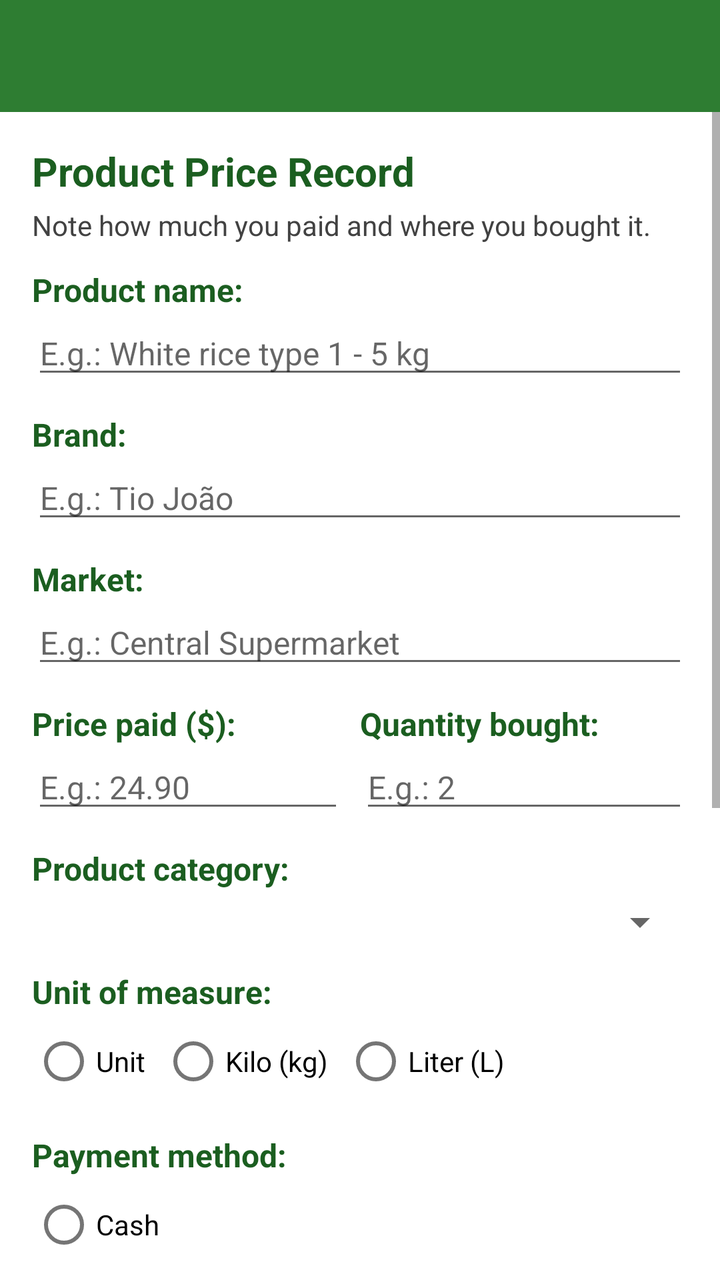
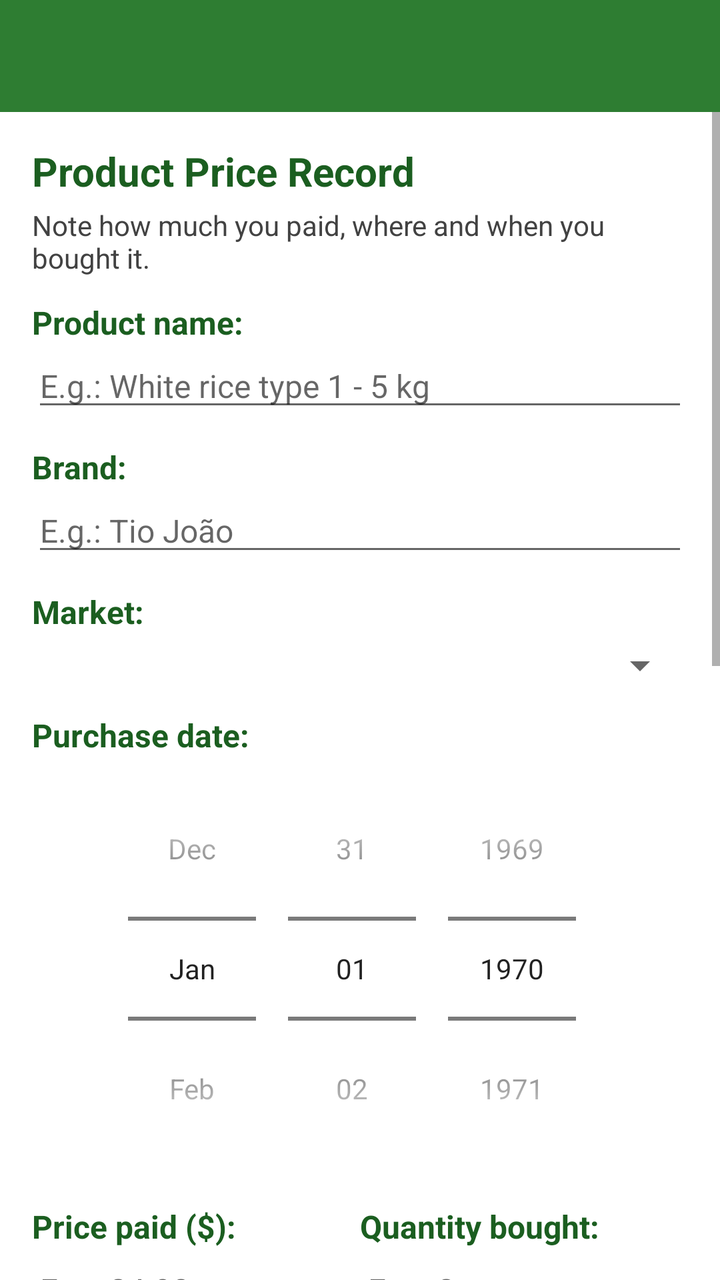

An Android layout rendered at two revisions. The XML below is the earlier revision; the diff shows what the commit changed to produce the second picture.
<!-- AndroidManifest.xml: application theme Theme.MeuPreco -->
<!-- res/layout/activity_cadastro_preco.xml -->
<?xml version="1.0" encoding="utf-8"?>
<LinearLayout xmlns:android="http://schemas.android.com/apk/res/android"
    xmlns:app="http://schemas.android.com/apk/res-auto"
    android:id="@+id/raiz"
    android:layout_width="match_parent"
    android:layout_height="match_parent"
    android:orientation="vertical">

    
    <androidx.appcompat.widget.Toolbar
        android:id="@+id/toolbar"
        android:layout_width="match_parent"
        android:layout_height="wrap_content"
        android:background="@color/verde_500"
        android:minHeight="?attr/actionBarSize"
        app:titleTextColor="@color/branco" />

    <ScrollView
        android:id="@+id/scrollFormulario"
        android:layout_width="match_parent"
        android:layout_height="0dp"
        android:layout_weight="1"
        android:clipToPadding="false"
        android:fillViewport="true">

    <LinearLayout
        android:layout_width="match_parent"
        android:layout_height="wrap_content"
        android:orientation="vertical"
        android:padding="16dp">

        <TextView
            android:layout_width="match_parent"
            android:layout_height="wrap_content"
            android:text="@string/cabecalho"
            android:textColor="@color/verde_700"
            android:textSize="20sp"
            android:textStyle="bold" />

        <TextView
            android:layout_width="match_parent"
            android:layout_height="wrap_content"
            android:layout_marginTop="4dp"
            android:text="@string/subtitulo"
            android:textColor="@color/cinza_texto"
            android:textSize="14sp" />

        
        <TextView
            style="@style/RotuloCampo"
            android:text="@string/label_produto" />

        <EditText
            android:id="@+id/editProduto"
            style="@style/CampoTexto"
            android:hint="@string/hint_produto"
            android:importantForAutofill="no"
            android:inputType="textCapSentences"
            android:maxLines="1" />

        
        <TextView
            style="@style/RotuloCampo"
            android:text="@string/label_marca" />

        <EditText
            android:id="@+id/editMarca"
            style="@style/CampoTexto"
            android:hint="@string/hint_marca"
            android:importantForAutofill="no"
            android:inputType="textCapWords"
            android:maxLines="1" />

        
        <TextView
            style="@style/RotuloCampo"
            android:text="@string/label_mercado" />

        <EditText
            android:id="@+id/editMercado"
            style="@style/CampoTexto"
            android:hint="@string/hint_mercado"
            android:importantForAutofill="no"
            android:inputType="textCapWords"
            android:maxLines="1" />

        
        <LinearLayout
            android:layout_width="match_parent"
            android:layout_height="wrap_content"
            android:orientation="horizontal">

            <LinearLayout
                android:layout_width="0dp"
                android:layout_height="wrap_content"
                android:layout_weight="1"
                android:orientation="vertical"
                android:paddingRight="8dp"
                android:paddingEnd="8dp">

                <TextView
                    style="@style/RotuloCampo"
                    android:text="@string/label_preco" />

                <EditText
                    android:id="@+id/editPreco"
                    style="@style/CampoTexto"
                    android:digits="0123456789.,"
                    android:hint="@string/hint_preco"
                    android:importantForAutofill="no"
                    android:inputType="numberDecimal"
                    android:maxLines="1" />
            </LinearLayout>

            <LinearLayout
                android:layout_width="0dp"
                android:layout_height="wrap_content"
                android:layout_weight="1"
                android:orientation="vertical">

                <TextView
                    style="@style/RotuloCampo"
                    android:text="@string/label_quantidade" />

                <EditText
                    android:id="@+id/editQuantidade"
                    style="@style/CampoTexto"
                    android:digits="0123456789.,"
                    android:hint="@string/hint_quantidade"
                    android:importantForAutofill="no"
                    android:inputType="numberDecimal"
                    android:maxLines="1" />
            </LinearLayout>
        </LinearLayout>

        
        <TextView
            style="@style/RotuloCampo"
            android:text="@string/label_categoria" />

        <Spinner
            android:id="@+id/spinnerCategoria"
            android:layout_width="match_parent"
            android:layout_height="wrap_content"
            android:layout_marginTop="4dp" />

        
        <TextView
            style="@style/RotuloCampo"
            android:text="@string/label_unidade" />

        <RadioGroup
            android:id="@+id/grupoUnidade"
            android:layout_width="match_parent"
            android:layout_height="wrap_content"
            android:orientation="horizontal">

            <RadioButton
                android:id="@+id/radioUnidade"
                android:layout_width="wrap_content"
                android:layout_height="wrap_content"
                android:text="@string/rb_unidade" />

            <RadioButton
                android:id="@+id/radioQuilo"
                android:layout_width="wrap_content"
                android:layout_height="wrap_content"
                android:layout_marginLeft="8dp"
                android:layout_marginStart="8dp"
                android:text="@string/rb_quilo" />

            <RadioButton
                android:id="@+id/radioLitro"
                android:layout_width="wrap_content"
                android:layout_height="wrap_content"
                android:layout_marginLeft="8dp"
                android:layout_marginStart="8dp"
                android:text="@string/rb_litro" />
        </RadioGroup>

        
        <TextView
            style="@style/RotuloCampo"
            android:text="@string/label_pagamento" />

        <RadioGroup
            android:id="@+id/grupoPagamento"
            android:layout_width="match_parent"
            android:layout_height="wrap_content"
            android:orientation="vertical">

            <RadioButton
                android:id="@+id/radioDinheiro"
                android:layout_width="wrap_content"
                android:layout_height="wrap_content"
                android:text="@string/rb_dinheiro" />

            <RadioButton
                android:id="@+id/radioCartao"
                android:layout_width="wrap_content"
                android:layout_height="wrap_content"
                android:text="@string/rb_cartao" />

            <RadioButton
                android:id="@+id/radioPix"
                android:layout_width="wrap_content"
                android:layout_height="wrap_content"
                android:text="@string/rb_pix" />
        </RadioGroup>

        
        <TextView
            style="@style/RotuloCampo"
            android:text="@string/label_opcoes" />

        <CheckBox
            android:id="@+id/checkPromocao"
            android:layout_width="wrap_content"
            android:layout_height="wrap_content"
            android:text="@string/cb_promocao" />

        <CheckBox
            android:id="@+id/checkFavorito"
            android:layout_width="wrap_content"
            android:layout_height="wrap_content"
            android:text="@string/cb_favorito" />

        <CheckBox
            android:id="@+id/checkLembrete"
            android:layout_width="wrap_content"
            android:layout_height="wrap_content"
            android:text="@string/cb_lembrete" />

        
        <TextView
            style="@style/RotuloCampo"
            android:text="@string/label_observacoes" />

        <EditText
            android:id="@+id/editObservacoes"
            style="@style/CampoTexto"
            android:gravity="top|start"
            android:hint="@string/hint_observacoes"
            android:importantForAutofill="no"
            android:inputType="textMultiLine|textCapSentences"
            android:lines="3" />

        

    </LinearLayout>
    </ScrollView>
</LinearLayout>
<!-- resources referenced by this layout -->
<resources>
  <color name="branco">#FFFFFFFF</color>
  <color name="cinza_texto">#FF424242</color>
  <color name="verde_500">#FF2E7D32</color>
  <color name="verde_700">#FF1B5E20</color>
  <string name="cabecalho">Product Price Record</string>
  <string name="cb_favorito">Favorite market</string>
  <string name="cb_lembrete">Notify when the price drops</string>
  <string name="cb_promocao">Promotional price</string>
  <string name="hint_marca">E.g.: Tio João</string>
  <string name="hint_mercado">E.g.: Central Supermarket</string>
  <string name="hint_observacoes">E.g.: promo valid until Sunday</string>
  <string name="hint_preco">E.g.: 24.90</string>
  <string name="hint_produto">E.g.: White rice type 1 - 5 kg</string>
  <string name="hint_quantidade">E.g.: 2</string>
  <string name="label_categoria">Product category:</string>
  <string name="label_marca">Brand:</string>
  <string name="label_mercado">Market:</string>
  <string name="label_observacoes">Notes:</string>
  <string name="label_opcoes">Additional options:</string>
  <string name="label_pagamento">Payment method:</string>
  <string name="label_preco">Price paid ($):</string>
  <string name="label_produto">Product name:</string>
  <string name="label_quantidade">Quantity bought:</string>
  <string name="label_unidade">Unit of measure:</string>
  <string name="rb_cartao">Card</string>
  <string name="rb_dinheiro">Cash</string>
  <string name="rb_litro">Liter (L)</string>
  <string name="rb_pix">Pix</string>
  <string name="rb_quilo">Kilo (kg)</string>
  <string name="rb_unidade">Unit</string>
  <string name="subtitulo">Note how much you paid and where you bought it.</string>
  <style name="CampoTexto">
          <item name="android:layout_width">match_parent</item>
          <item name="android:layout_height">wrap_content</item>
          <item name="android:textSize">16sp</item>
      </style>
  <style name="RotuloCampo">
          <item name="android:layout_width">match_parent</item>
          <item name="android:layout_height">wrap_content</item>
          <item name="android:layout_marginTop">12dp</item>
          <item name="android:textSize">16sp</item>
          <item name="android:textStyle">bold</item>
          <item name="android:textColor">@color/verde_700</item>
      </style>
  <style name="Theme.MeuPreco" parent="Theme.MaterialComponents.Light.NoActionBar">
          <item name="colorPrimary">@color/verde_500</item>
          <item name="colorPrimaryVariant">@color/verde_700</item>
          <item name="colorOnPrimary">@color/branco</item>
          <item name="colorSecondary">@color/laranja_500</item>
          <item name="colorSecondaryVariant">@color/laranja_500</item>
          <item name="colorOnSecondary">@color/branco</item>
  
          
          <item name="android:forceDarkAllowed" tools:targetApi="q">false</item>
  
          
          <item name="windowActionModeOverlay">true</item>
          <item name="actionModeBackground">@color/verde_500</item>
          <item name="actionModeCloseDrawable">@drawable/ic_clear</item>
          <item name="actionModeStyle">@style/ActionModeVerde</item>
      </style>
  <color name="laranja_500">#FFEF6C00</color>
  <!-- drawable ic_clear (drawable) -->
  <vector xmlns:android="http://schemas.android.com/apk/res/android"
      android:width="24dp"
      android:height="24dp"
      android:viewportWidth="24"
      android:viewportHeight="24">
      <path
          android:fillColor="@color/branco"
          android:pathData="M19,6.41L17.59,5 12,10.59 6.41,5 5,6.41 10.59,12 5,17.59 6.41,19 12,13.41 17.59,19 19,17.59 13.41,12z" />
  </vector>
  <style name="ActionModeVerde" parent="Widget.AppCompat.ActionMode">
          <item name="background">@color/verde_500</item>
          <item name="titleTextStyle">@style/ActionModeTitulo</item>
      </style>
  <style name="ActionModeTitulo" parent="TextAppearance.AppCompat.Widget.ActionMode.Title">
          <item name="android:textColor">@color/branco</item>
      </style>
</resources>

<!-- the commit's change to res/layout/activity_cadastro_preco.xml (unified diff, before → after) -->
@@ -76,13 +76,24 @@
             style="@style/RotuloCampo"
             android:text="@string/label_mercado" />
 
-        <EditText
-            android:id="@+id/editMercado"
-            style="@style/CampoTexto"
-            android:hint="@string/hint_mercado"
-            android:importantForAutofill="no"
-            android:inputType="textCapWords"
-            android:maxLines="1" />
+        <Spinner
+            android:id="@+id/spinnerMercado"
+            android:layout_width="match_parent"
+            android:layout_height="wrap_content"
+            android:layout_marginTop="4dp" />
+
+        
+        <TextView
+            style="@style/RotuloCampo"
+            android:text="@string/label_data_compra" />
+
+        <DatePicker
+            android:id="@+id/datePickerCompra"
+            android:layout_width="wrap_content"
+            android:layout_height="wrap_content"
+            android:layout_gravity="center_horizontal"
+            android:calendarViewShown="false"
+            android:datePickerMode="spinner" />
 
         
         <LinearLayout
<!-- resource entries referenced after the edit -->
@@ -9,12 +9,12 @@
   <string name="cb_lembrete">Notify when the price drops</string>
   <string name="cb_promocao">Promotional price</string>
   <string name="hint_marca">E.g.: Tio João</string>
-  <string name="hint_mercado">E.g.: Central Supermarket</string>
   <string name="hint_observacoes">E.g.: promo valid until Sunday</string>
   <string name="hint_preco">E.g.: 24.90</string>
   <string name="hint_produto">E.g.: White rice type 1 - 5 kg</string>
   <string name="hint_quantidade">E.g.: 2</string>
   <string name="label_categoria">Product category:</string>
+  <string name="label_data_compra">Purchase date:</string>
   <string name="label_marca">Brand:</string>
   <string name="label_mercado">Market:</string>
   <string name="label_observacoes">Notes:</string>
@@ -30,7 +30,7 @@
   <string name="rb_pix">Pix</string>
   <string name="rb_quilo">Kilo (kg)</string>
   <string name="rb_unidade">Unit</string>
-  <string name="subtitulo">Note how much you paid and where you bought it.</string>
+  <string name="subtitulo">Note how much you paid, where and when you bought it.</string>
   <style name="CampoTexto">
           <item name="android:layout_width">match_parent</item>
           <item name="android:layout_height">wrap_content</item>
